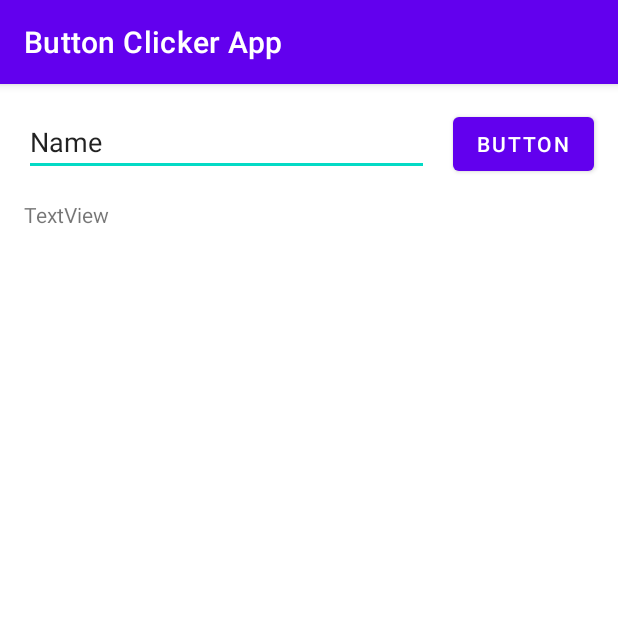
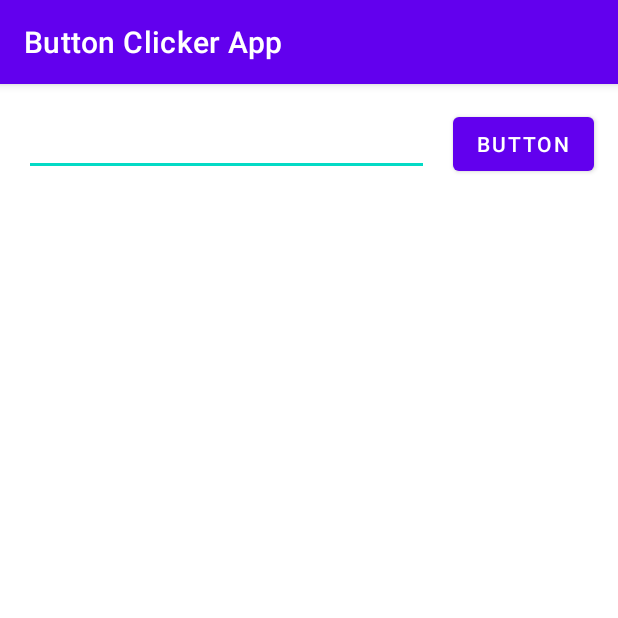
Before and after one commit to ca-chow/Button-Clicker-App, an Android app: the screen it shows after launch (MainActivity), on a phone screen of 412 x 824 dp, the top half of it. Run offline under Robolectric (Android 15) with nearby library versions, the phone set to English and light mode, and no system bars.

Commit message:
finished tutorial with comments about general kotlin code

```diff
--- a/app/src/main/java/academy/learnprogramming/buttonclickerapp/MainActivity.kt
+++ b/app/src/main/java/academy/learnprogramming/buttonclickerapp/MainActivity.kt
@@ -2,25 +2,92 @@ package academy.learnprogramming.buttonclickerapp
 
 import androidx.appcompat.app.AppCompatActivity
 import android.os.Bundle
+import android.text.method.ScrollingMovementMethod
+import android.util.Log
+import android.view.View
 import android.widget.Button
 import android.widget.EditText
 import android.widget.TextView
+private const val TAG = "MainActivity"
+private const val TEXT_CONTENTS = "TextContent"
 
 class MainActivity : AppCompatActivity() { //"?" makes a variable a nullable type
-    private var userInput: EditText? = null
-    private var button: Button? = null
     private var textView: TextView? = null
+    /* Can get rid of these variables because:
+    private var userInput: EditText? = null //can be local property
+    private var button: Button? = null //can be local property
+    private var timesClicked = 0 //changing app feature
+     */
 
     override fun onCreate(savedInstanceState: Bundle?) {
+        Log.d(TAG, "onCreate: called")
         super.onCreate(savedInstanceState)
         //if onCreate can't finish using bundle, super method has a chance to work on the data
         setContentView(R.layout.activity_main) //uses "activity_main.xml" to create the layout
 
         //all widgets are views
-        userInput = findViewById<EditText>(R.id.editText)
-        button = findViewById<Button>(R.id.button)
+        val userInput: EditText = findViewById<EditText>(R.id.editText)
+        val button: Button = findViewById<Button>(R.id.button)
+        //userInput and button are vals because we do not change them after init
+        //doesn't userInput's text keep changing? yes, but connecting the widget does not change
+
+        userInput.setText("")
         textView = findViewById<TextView>(R.id.textView)
+        textView?.text = "" //string can be set to a textView's text property
+        textView?.movementMethod = ScrollingMovementMethod()
 
-        //testing
+        button.setOnClickListener (object : View.OnClickListener {
+            override fun onClick(p0: View?) {
+                Log.d(TAG, "onClick: called")
+                textView?.append(userInput.text)
+                textView?.append("\n")
+                //string CANNOT be set to an editText's text property - cannot do like line 32
+                userInput.setText("") //but we can set its text to ""
+            }
+        })
+    }
+
+    //Overriding activity lifecycle functions in the order they are usually called
+    //does not affect computer performance but good format in general
+    override fun onStart() {
+        Log.d(TAG, "onStart: called")
+        super.onStart()
+    }
+
+    override fun onRestoreInstanceState(savedInstanceState: Bundle) {
+        Log.d(TAG, "onRestoreInstanceState: called")
+        super.onRestoreInstanceState(savedInstanceState)
+        textView?.text = savedInstanceState?.getString(TEXT_CONTENTS, "")
+    }
+
+    override fun onResume() {
+        Log.d(TAG, "onResume: called")
+        super.onResume()
+    }
+
+    override fun onPause() {
+        Log.d(TAG, "onPause: called")
+        super.onPause()
+    }
+
+    override fun onSaveInstanceState(outState: Bundle) {
+        Log.d(TAG, "onSaveInstanceState: called")
+        super.onSaveInstanceState(outState)
+        outState?.putString(TEXT_CONTENTS, textView?.text.toString())
+    }
+
+    override fun onStop() {
+        Log.d(TAG, "onStop: called")
+        super.onStop()
+    }
+
+    override fun onRestart() {
+        Log.d(TAG, "onRestart: called")
+        super.onRestart()
+    }
+
+    override fun onDestroy() {
+        Log.d(TAG, "onDestroy: called")
+        super.onDestroy()
     }
 }
```
